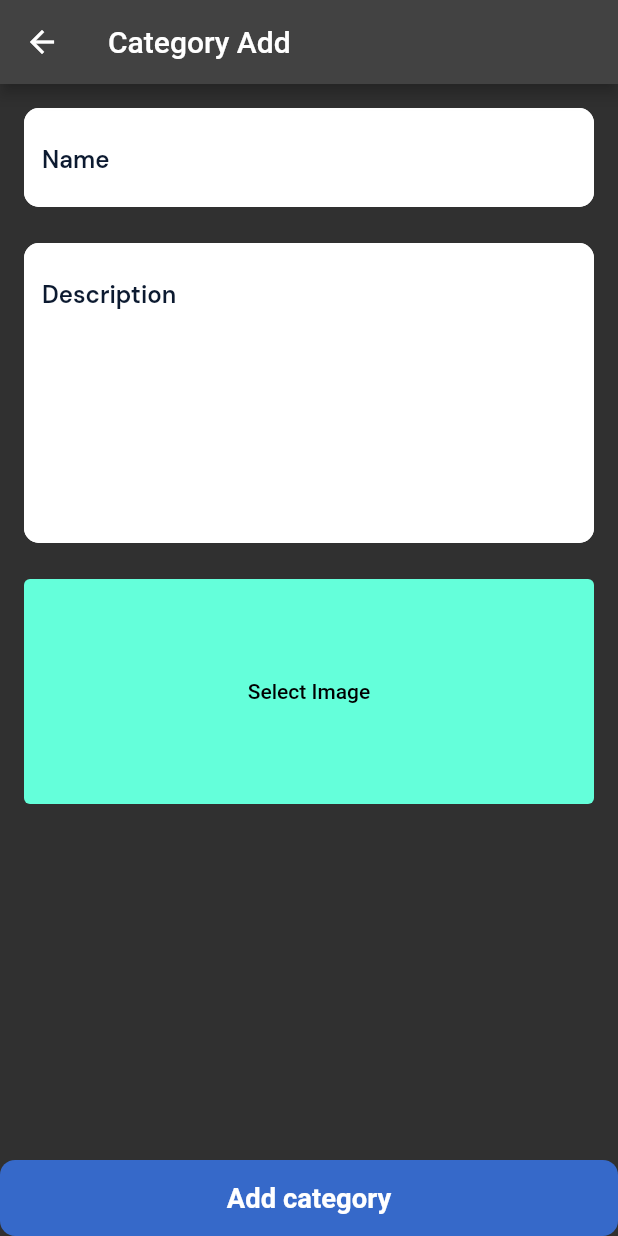
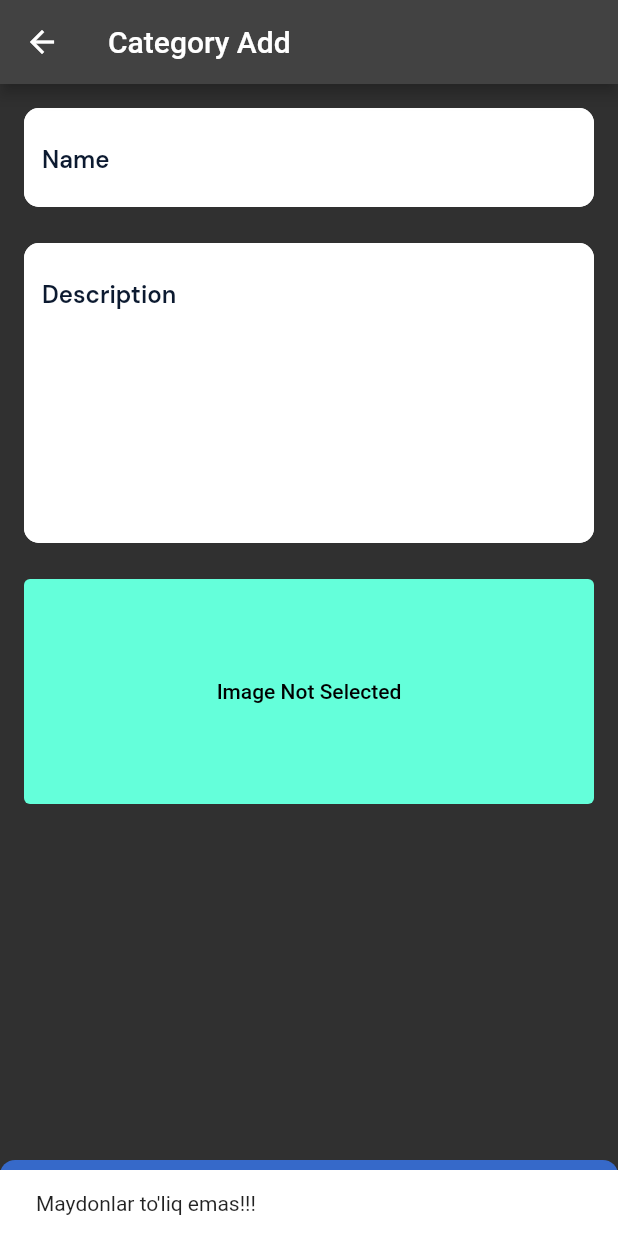
Before and after one commit to Abdusamad98/texno_bozor, a Flutter app: the CategoryAddScreen screen opened directly, after a tap on "Add category", on a phone screen of 412 x 824 dp. Run offline on Flutter 3.47's test engine with Material 2 defaults, Android fonts, the phone set to English and light mode, and no system bars; drawn by our look-alikes of zoom_tap_animation; our stand-ins replace cloud_firestore, firebase_auth, firebase_core, firebase_storage, flutter_screenutil, flutter_svg and 2 more; accounts and stored records are empty; network calls fail; Roboto replaces fonts that are missing (LeagueSpartan); statements that could not run were skipped.

Commit message:
some changes

```diff
--- a/lib/ui/tab_admin/categories/sub_screens/category_add_screen.dart
+++ b/lib/ui/tab_admin/categories/sub_screens/category_add_screen.dart
@@ -21,7 +21,6 @@ class CategoryAddScreen extends StatefulWidget {
 
 class _CategoryAddScreenState extends State<CategoryAddScreen> {
   ImagePicker picker = ImagePicker();
-  String imagePath = defaultImageConstant;
 
   @override
   void initState() {
@@ -33,11 +32,9 @@ class _CategoryAddScreenState extends State<CategoryAddScreen> {
 
   @override
   Widget build(BuildContext context) {
-
     return WillPopScope(
       onWillPop: () async {
-        Provider.of<CategoryProvider>(context, listen: false)
-            .clearTexts();
+        Provider.of<CategoryProvider>(context, listen: false).clearTexts();
         return true;
       },
       child: Scaffold(
@@ -94,14 +91,18 @@ class _CategoryAddScreenState extends State<CategoryAddScreen> {
                       },
                       style: TextButton.styleFrom(
                           backgroundColor: Theme.of(context).indicatorColor),
-                      child: imagePath == defaultImageConstant
-                          ? Text(
-                              imagePath,
-                              style: const TextStyle(color: Colors.black),
+                      child: context
+                              .watch<CategoryProvider>()
+                              .categoryUrl
+                              .isEmpty
+                          ? const Text(
+                              "Image Not Selected",
+                              style: TextStyle(color: Colors.black),
                               maxLines: 1,
                               overflow: TextOverflow.ellipsis,
                             )
-                          : Image.file(File(imagePath)),
+                          : Image.network(
+                              context.watch<CategoryProvider>().categoryUrl),
                     ),
                   ),
                   const SizedBox(height: 24),
@@ -113,38 +114,14 @@ class _CategoryAddScreenState extends State<CategoryAddScreen> {
                     ? "Add category"
                     : "Update Category",
                 onTap: () {
-                  if (imagePath != defaultImageConstant) {
                   if (widget.categoryModel == null) {
                     context.read<CategoryProvider>().addCategory(
                       context: context,
-                            imageUrl: imagePath,
                     );
                   } else {
                     context.read<CategoryProvider>().updateCategory(
                         context: context,
-                          imagePath: imagePath,
                         currentCategory: widget.categoryModel!);
-                    }
-                  } else {
-                    ScaffoldMessenger.of(context).showSnackBar(
-                      const SnackBar(
-                        duration: Duration(milliseconds: 500),
-                        backgroundColor: Colors.red,
-                        margin: EdgeInsets.symmetric(
-                          vertical: 100,
-                          horizontal: 20,
-                        ),
-                        behavior: SnackBarBehavior.floating,
-                        content: Text(
-                          "Select image!!!",
-                          style: TextStyle(
-                            color: Colors.white,
-                            fontWeight: FontWeight.w600,
-                            fontSize: 22,
-                          ),
-                        ),
-                      ),
-                    );
                   }
                 }),
           ],
@@ -199,10 +176,12 @@ class _CategoryAddScreenState extends State<CategoryAddScreen> {
       maxHeight: 512,
       maxWidth: 512,
     );
+
     if (xFile != null) {
-      setState(() {
-        imagePath = xFile.path;
-      });
+      print("VBNKM<");
+     await Provider.of<CategoryProvider>(context,listen: false)
+          .uploadCategoryImage(context, xFile);
+
     }
   }
 
@@ -213,9 +192,8 @@ class _CategoryAddScreenState extends State<CategoryAddScreen> {
       maxWidth: 512,
     );
     if (xFile != null) {
-      setState(() {
-        imagePath = xFile.path;
-      });
+      await Provider.of<CategoryProvider>(context,listen: false)
+          .uploadCategoryImage(context, xFile);
     }
   }
 }
--- a/lib/ui/tab_admin/products/products_screen_admin.dart
+++ b/lib/ui/tab_admin/products/products_screen_admin.dart
@@ -36,7 +36,7 @@ class _ProductsScreenAdminState extends State<ProductsScreenAdmin> {
         ],
       ),
       body: StreamBuilder<List<ProductModel>>(
-        stream: context.read<ProductsProvider>().getProducts(),
+        stream: context.read<ProductsProvider>().getProducts(""),
         builder:
             (BuildContext context, AsyncSnapshot<List<ProductModel>> snapshot) {
           if (snapshot.hasData) {
```
Also changed, not shown: lib/data/upload_service.dart (added, +34 -0 lines), lib/providers/category_provider.dart (+30 -9 lines), lib/providers/products_provider.dart (+23 -10 lines), lib/ui/tab_admin/categories/categories_screen_admin.dart (+7 -2 lines), lib/ui/tab_client/products/products_screen_client.dart (+57 -34 lines), lib/ui/tab_client/products/widgets/category_item_view.dart (added, +41 -0 lines), lib/ui/tab_client/products/widgets/product_item_view.dart (added, +38 -0 lines). Lines whose indentation alone changed are shown as unchanged.
